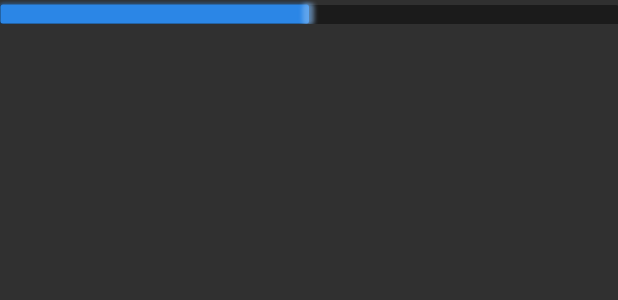
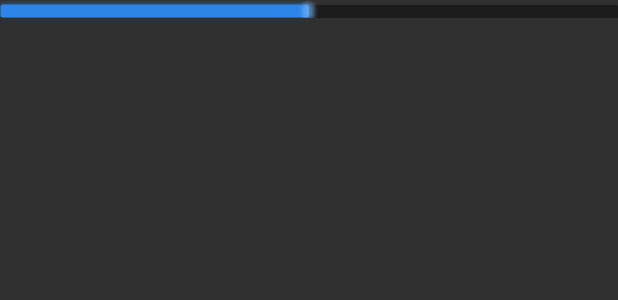
Before and after one commit to timklge/karoo-powerbar, an Android app built with Jetpack Compose: the layout popup_window.xml on its own in the app's theme, with its tools: preview values and no code run, on a phone screen of 412 x 824 dp. Shown: the top 300 px of the screen. Run offline under Robolectric (Android 15) with nearby library versions, the phone set to English and light mode, and no system bars.

Commit message:
Reduce power bar height

```diff
--- a/app/src/main/res/layout/popup_window.xml
+++ b/app/src/main/res/layout/popup_window.xml
@@ -2,13 +2,12 @@
 <FrameLayout xmlns:android="http://schemas.android.com/apk/res/android"
     xmlns:app="http://schemas.android.com/apk/res-auto"
     android:layout_width="match_parent"
-    android:layout_height="16dp">
+    android:layout_height="12dp">
 
     <de.timklge.karoopowerbar.CustomProgressBar
         android:id="@+id/progressBar"
         android:layout_width="match_parent"
-        android:layout_height="16dp"
-        android:layout_gravity="center"
-        />
+        android:layout_height="12dp"
+        android:layout_gravity="center" />
 
 </FrameLayout>
```
